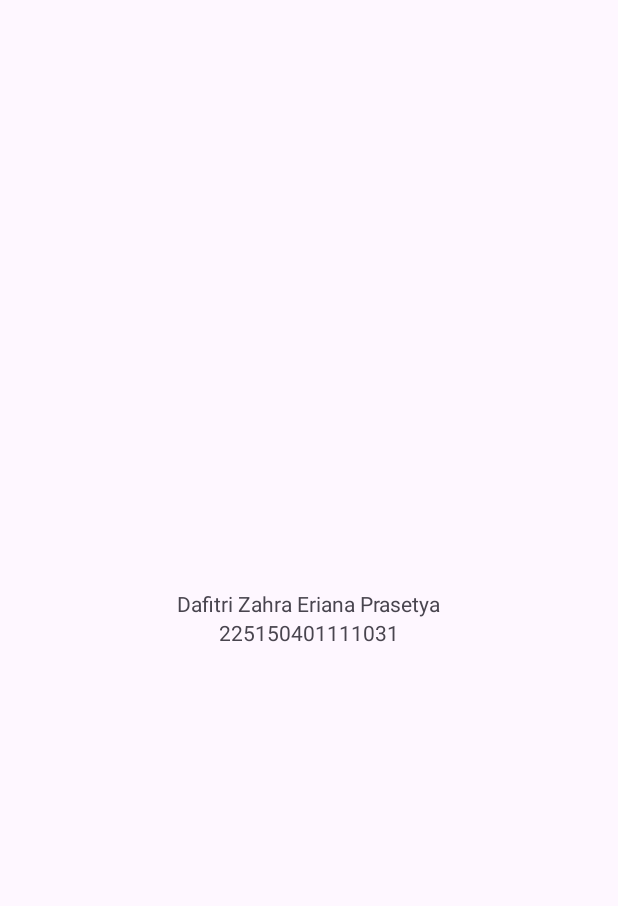
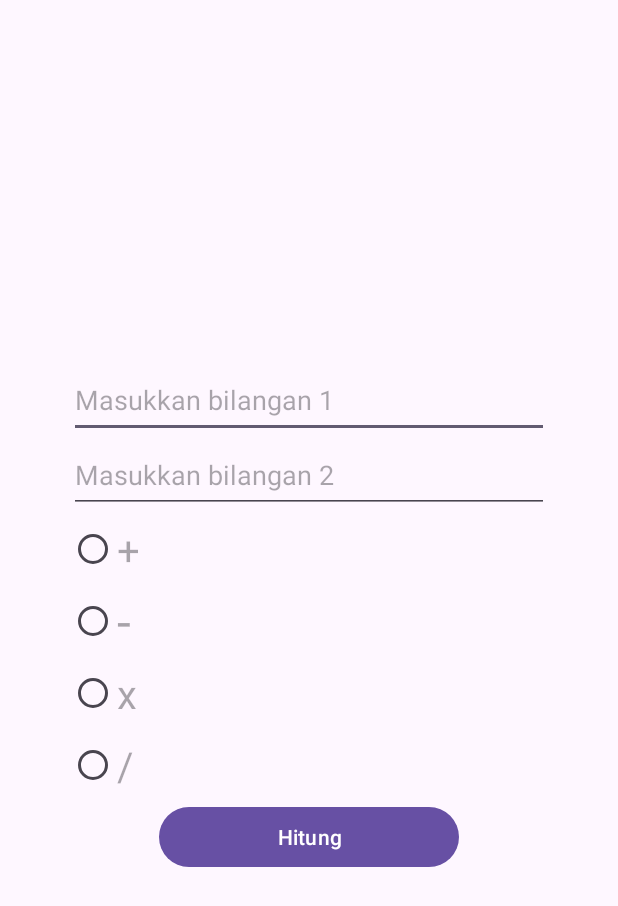
Before and after one commit to raaprsty/Tugas-1_PAM-B., an Android app: the screen it shows after launch (MainActivity), on a phone screen of 412 x 824 dp. Shown: the top 906 px of the screen. Run offline under Robolectric (Android 15) with nearby library versions, the phone set to English and light mode, and no system bars.

Commit message:
Tugas 2 PAM

```diff
--- a/PAMUB/app/src/main/AndroidManifest.xml
+++ b/PAMUB/app/src/main/AndroidManifest.xml
@@ -13,6 +13,9 @@
         android:theme="@style/Theme.PAMUB"
         tools:targetApi="31">
         <activity
+            android:name=".Hasil"
+            android:exported="false" />
+        <activity
             android:name=".MainActivity"
             android:exported="true">
             <intent-filter>
--- a/PAMUB/app/src/main/res/layout/activity_main.xml
+++ b/PAMUB/app/src/main/res/layout/activity_main.xml
@@ -12,19 +12,68 @@
         android:layout_height="match_parent"
         android:gravity="center"
         android:orientation="vertical"
+        app:layout_constraintBottom_toBottomOf="parent"
+        app:layout_constraintTop_toTopOf="parent"
+        app:layout_constraintEnd_toEndOf="parent"
+        app:layout_constraintStart_toStartOf="parent"
         tools:layout_editor_absoluteX="34dp"
         tools:layout_editor_absoluteY="-27dp">
 
-        <TextView
-            android:id="@+id/textView"
+        <EditText
+            android:id="@+id/nilai1"
+            android:layout_width="320dp"
+            android:layout_height="50dp"
+            android:hint="Masukkan bilangan 1"
+            android:inputType="numberDecimal" />
+
+        <EditText
+            android:id="@+id/nilai2"
+            android:layout_width="320dp"
+            android:layout_height="50dp"
+            android:hint="Masukkan bilangan 2"
+            android:inputType="numberDecimal" />
+
+        <RadioGroup
+            android:id="@+id/radiobutton"
             android:layout_width="wrap_content"
+            android:layout_height="wrap_content"/>
+
+        <RadioButton
+            android:id="@+id/radiotambah"
+            android:layout_width="320dp"
             android:layout_height="wrap_content"
-            android:text="@string/Nama" />
+            android:hint="+"
+            android:textSize="12pt" />
 
-        <TextView
-            android:id="@+id/textView2"
-            android:layout_width="wrap_content"
+        <RadioButton
+                android:id="@+id/radiokurang"
+                android:layout_width="320dp"
+                android:layout_height="wrap_content"
+                android:textSize="15pt"
+                android:hint="-"
+                />
+
+            <RadioButton
+                android:id="@+id/radiokali"
+                android:layout_width="320dp"
+                android:layout_height="wrap_content"
+                android:textSize="12pt"
+                android:hint="x"
+                />
+
+            <RadioButton
+                android:id="@+id/radiobagi"
+                android:layout_width="320dp"
+                android:layout_height="wrap_content"
+                android:textSize="12pt"
+                android:hint="/"
+                />
+
+        <Button
+            android:id="@+id/buttonhitung"
+            android:layout_width="200dp"
             android:layout_height="wrap_content"
-            android:text="@string/NIM" />
+            android:text="Hitung" />
     </LinearLayout>
-</androidx.constraintlayout.widget.ConstraintLayout>
+
+    </androidx.constraintlayout.widget.ConstraintLayout>
```
Also changed, not shown: PAMUB/app/src/main/java/com/example/pamub/Hasil.kt (added, +23 -0 lines), PAMUB/app/src/main/java/com/example/pamub/MainActivity.kt (+45 -0 lines), PAMUB/app/src/main/res/layout/activity_hasil.xml (added, +35 -0 lines).
